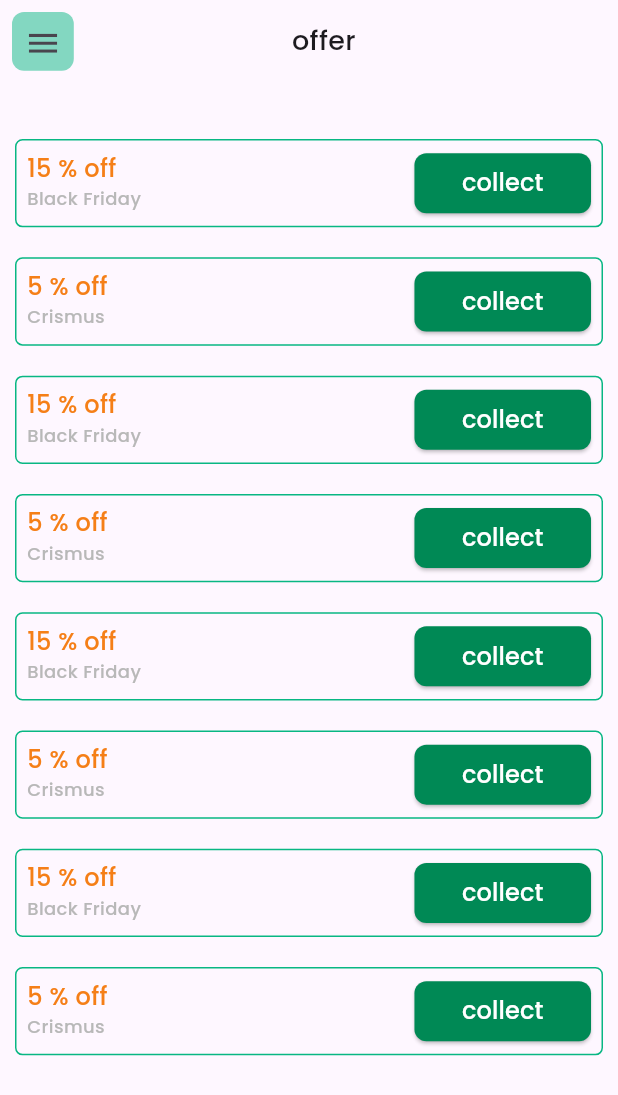
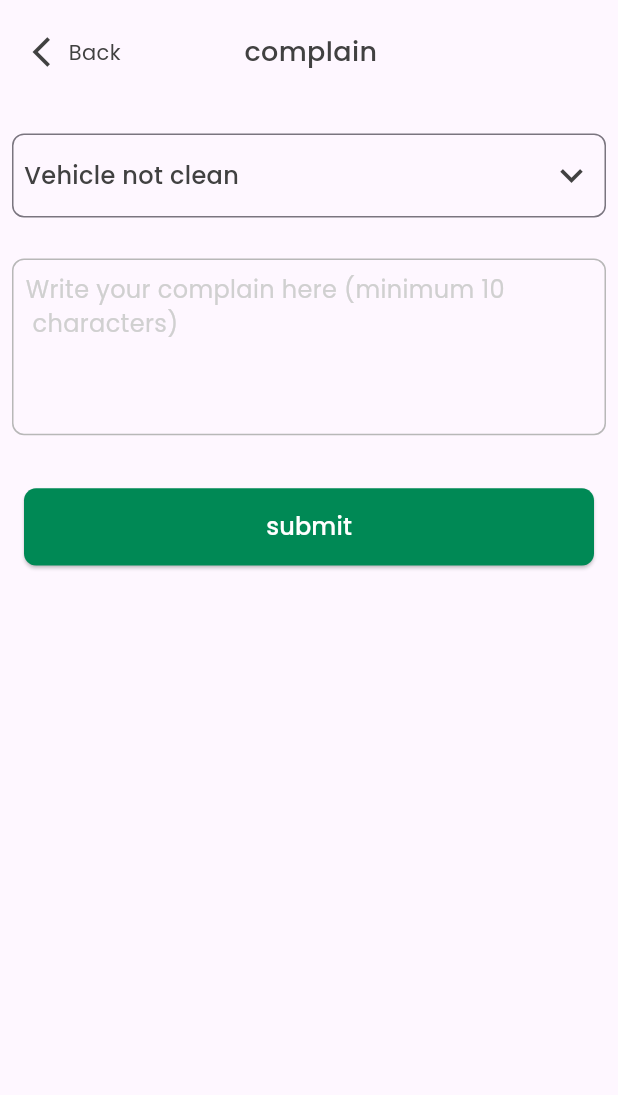
Before and after one commit to krushikapolra45/rideshare, a Flutter app: the screen it shows after launch, on a phone screen of 412 x 824 dp. Shown: the top 1095 px of the screen. Run offline on Flutter 3.47's test engine with Material 2 defaults, Android fonts, the phone set to English and light mode, and no system bars; our stand-ins replace awesome_bottom_bar, google_maps_flutter, intl_phone_number_input, pin_code_fields.

Commit message:
complete screen

```diff
--- a/lib/main.dart
+++ b/lib/main.dart
@@ -1,6 +1,6 @@
 import 'package:flutter/material.dart';
 
-import 'view/offer/offer_screen.dart';
+import 'view/complain_screen.dart';
 
 void main() {
   runApp(const MyApp());
@@ -19,7 +19,7 @@ class MyApp extends StatelessWidget {
         fontFamily: "Poppins",
         useMaterial3: true,
       ),
-      home: OfferScreen(),
+      home: ComplainScreen(),
     );
   }
 }
--- a/lib/res/constant/app_strings.dart
+++ b/lib/res/constant/app_strings.dart
@@ -146,4 +146,6 @@ class AppStrings {
   static const String addsuc = "Add Success";
   static const String addmoney = "Your money has been add successfully ";
   static const String addamount = "Amount";
+  //complain
+  static const String complain = "Write your complain here (minimum 10 \n characters)";
 }
--- /dev/null
+++ b/lib/view/complain_screen.dart
@@ -0,0 +1,102 @@
+import 'package:flutter/material.dart';
+import 'package:rideshare/res/common/app_arrow_back.dart';
+import 'package:rideshare/res/common/app_button.dart';
+import 'package:rideshare/res/constant/app_colors.dart';
+import 'package:rideshare/res/constant/app_strings.dart';
+
+class ComplainScreen extends StatefulWidget {
+  const ComplainScreen({super.key});
+
+  @override
+  State<ComplainScreen> createState() => _ComplainScreenState();
+}
+
+class _ComplainScreenState extends State<ComplainScreen> {
+  @override
+  Widget build(BuildContext context) {
+    Size size = MediaQuery.of(context).size;
+    double screenHeight = size.height;
+    double screenWidth = size.width;
+    EdgeInsets devicePadding = MediaQuery.of(context).viewPadding;
+    return Padding(
+      padding: devicePadding,
+      child: Scaffold(
+        body: Padding(
+          padding: const EdgeInsets.all(8.0),
+          child: Column(
+            children: [
+              const AppArrowBack(
+                name: "complain",
+              ),
+              SizedBox(height: screenHeight / 30),
+              TextField(
+                decoration: InputDecoration(
+                  focusColor: AppColors.lGrayColor,
+                  border: OutlineInputBorder(
+                    borderRadius: BorderRadius.circular(8),
+                  ),
+                  filled: false,
+                  suffixIcon: const Padding(
+                    padding: EdgeInsets.all(8),
+                    child: Row(
+                      children: [
+                        Text(
+                          "Vehicle not clean",
+                          style: TextStyle(
+                            color: AppColors.darkGrayColor,
+                            fontSize: 16,
+                            fontWeight: FontWeight.w500,
+                          ),
+                        ),
+                        Spacer(),
+                        Icon(
+                          Icons.keyboard_arrow_down,
+                          color: AppColors.darkGrayColor,
+                          size: 30,
+                        ),
+                      ],
+                    ),
+                  ),
+                ),
+              ),
+              SizedBox(height: screenHeight / 30),
+              Container(
+                height: screenHeight / 7,
+                width: screenWidth / 1,
+                decoration: BoxDecoration(
+                  border: Border.all(
+                    width: 1,
+                    color: AppColors.grayColor,
+                  ),
+                  borderRadius: BorderRadius.circular(8),
+                ),
+                child: const Padding(
+                  padding: EdgeInsets.all(8.0),
+                  child: Text(
+                    AppStrings.complain,
+                    style: TextStyle(
+                      fontSize: 16,
+                      fontWeight: FontWeight.w400,
+                      color: AppColors.lGrayColor,
+                    ),
+                  ),
+                ),
+              ),
+              SizedBox(height: screenHeight / 30),
+              Padding(
+                padding: const EdgeInsets.all(8.0),
+                child: AppButton(
+                  width: screenWidth,
+                  height: screenHeight / 16,
+                  color: AppColors.darkGreenColor,
+                  text: "submit",
+                  onPress: () {},
+                ),
+              ),
+            ],
+          ),
+        ),
+      ),
+    );
+  }
+}
```
